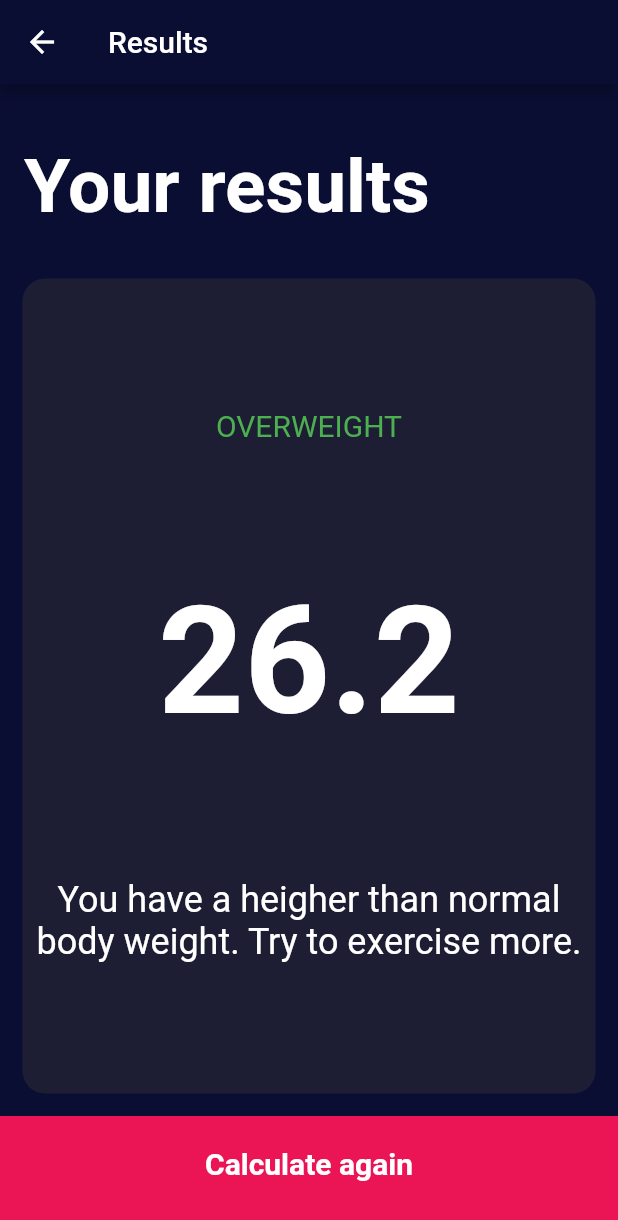
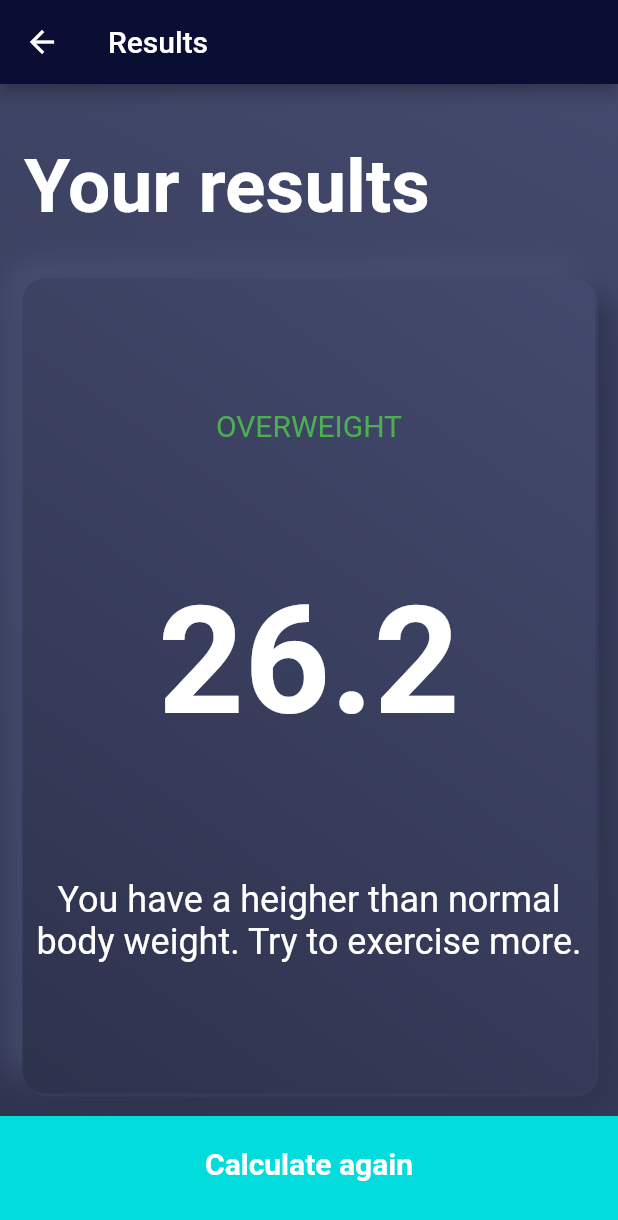
Before and after one commit to Wandersonjack/bmindex-flutter, a Flutter app: the screen it shows after launch, after a tap on "CALCULATE", on a phone screen of 412 x 824 dp. Shown: the top 1220 px of the screen. Run offline on Flutter 3.47's test engine with Material 2 defaults, Android fonts, the phone set to English and light mode, and no system bars; our stand-ins replace font_awesome_flutter.

Commit message:
card neumorphism UI cards applied on card component

```diff
--- a/lib/components/custom_card.dart
+++ b/lib/components/custom_card.dart
@@ -1,26 +1,26 @@
+import 'package:bmindex_app/utils/constants.dart' as prefix0;
 import 'package:flutter/material.dart';
+import 'package:bmindex_app/utils/constants.dart';
 
 class CustomCard extends StatelessWidget {
-  CustomCard(
-      {@required this.cor,
-        this.cardChild,
-        this.onPress,
-      });                                                       //named parameter of type color as @required
-  final Color cor;                                                              //making it immutable
-  final Widget cardChild;                                                       //when creating a child it's a property type widget
-  final Function onPress;//instance and add this function into the params
+  CustomCard({
+    @required this.cor,
+    this.cardChild,
+    this.onPress,
+  }); //named parameter of type color as @required
+  final Color cor; //making it immutable
+  final Widget cardChild; //when creating a child it's a property type widget
+  final Function onPress; //instance and add this function into the params
 
   @override
   Widget build(BuildContext context) {
     return GestureDetector(
-      onTap: onPress,                                                           //wrapping with gesture detector and using the function
+      onTap: onPress, //wrapping with gesture detector and using the function
       child: Container(
-        child: cardChild,                                                       //don't forget to instantiate the param as value child: cardChild
+        child: cardChild,
+        //don't forget to instantiate the param as value child: cardChild
         margin: EdgeInsets.all(15.0),
-        decoration: BoxDecoration(
-          color: cor,
-          borderRadius: BorderRadius.circular(15),
-        ),
+        decoration: decoration,
       ),
     );
   }
--- a/lib/screens/input_screen.dart
+++ b/lib/screens/input_screen.dart
@@ -4,6 +4,7 @@ import 'package:bmindex_app/components/custom_card.dart';
 import 'package:bmindex_app/components/item_icon_text.dart';
 import 'package:bmindex_app/screens/result_screen.dart';
 import 'package:bmindex_app/utils/constants.dart';
+import 'package:bmindex_app/utils/constants.dart' as prefix0;
 import 'package:flutter/material.dart';
 import 'package:font_awesome_flutter/font_awesome_flutter.dart';
 import 'package:bmindex_app/brain/calculator_brain.dart';
@@ -22,16 +23,28 @@ class _InputDataScreenState extends State<InputDataScreen> {
   int weight = 60;
   int age = 18;
 
-
   @override
   Widget build(BuildContext context) {
     return Scaffold(
-      appBar: AppBar(
-        title: Text('BMI Calculator'),
+      body: Container(
+        padding: EdgeInsets.only(top: 64.0),
+        decoration: BoxDecoration(
+          gradient: LinearGradient(
+            begin: Alignment.topRight,
+            end: Alignment.bottomLeft,
+            colors: [
+              Color(0xFF444A6D),
+              Color(0xFF2D324D),
+            ],
           ),
-      body: Column(
+        ),
+        child: Column(
           crossAxisAlignment: CrossAxisAlignment.stretch,
           children: <Widget>[
+            Container(
+              padding: EdgeInsets.only(left: 16.0),
+              child: Text('BMI Calculator', style: kBoldTitleStyle,),
+            ),
             Expanded(
               child: Row(
                 children: <Widget>[
@@ -229,7 +242,8 @@ class _InputDataScreenState extends State<InputDataScreen> {
             ),
             BottomButton(
               onTap: () {
-              CalculatorBrain calc = CalculatorBrain(height: height, weight: weight);
+                CalculatorBrain calc =
+                    CalculatorBrain(height: height, weight: weight);
                 Navigator.push(
                     context,
                     MaterialPageRoute(
@@ -244,6 +258,7 @@ class _InputDataScreenState extends State<InputDataScreen> {
             ),
           ],
         ),
+      ),
     );
   }
 }
--- a/lib/screens/result_screen.dart
+++ b/lib/screens/result_screen.dart
@@ -18,6 +18,16 @@ class ResultsScreen extends StatelessWidget {
         title: Text('Results'),
       ),
       body: Container(
+        decoration: BoxDecoration(
+          gradient: LinearGradient(
+            begin: Alignment.topRight,
+            end: Alignment.bottomLeft,
+            colors: [
+              Color(0xFF444A6D),
+              Color(0xFF2D324D),
+            ],
+          ),
+        ),
         child: Column(
           mainAxisAlignment: MainAxisAlignment.spaceEvenly,
           crossAxisAlignment: CrossAxisAlignment.stretch,
--- a/lib/utils/constants.dart
+++ b/lib/utils/constants.dart
@@ -3,14 +3,14 @@ import 'package:flutter/material.dart';
 //colors
 const kActiveColor = Color(0xFF1d1E33);
 const kInactiveColor = Color(0xFF111328);
-const kPinkColor = Color(0xFFEB1455);
-const kPinkWithOpacity  = Color(0x29EB1455);
+const kPinkColor = Color(0xFF02DCDC);
+const kPinkWithOpacity = Color(0x2902DCDC);
 const kWhiteColor = Colors.white;
 const kGreyColor = Color(0xFF8D8E98);
 //dimensions
 const kBottomBarHeight = 80.0;
 //text styles
-const kLabelTextStyle =   TextStyle(
+const kLabelTextStyle = TextStyle(
   color: Colors.white,
   fontSize: 18.0,
 );
@@ -19,7 +19,10 @@ const kBoldTextStyle = TextStyle(
   fontSize: 50.0,
   fontWeight: FontWeight.w800,
 );
-
+const kBoldTitleStyle = TextStyle(
+  fontSize: 34.0,
+  fontWeight: FontWeight.w800,
+);
 
 const kButtonText = TextStyle(
   fontWeight: FontWeight.w700,
@@ -31,22 +34,71 @@ const kTitleTextStyle = TextStyle(
   fontWeight: FontWeight.bold,
 );
 
-
 const kResultTypeTextStyle = TextStyle(
   fontWeight: FontWeight.normal,
   fontSize: 20.0,
   color: Colors.green,
 );
 
-
 const kResultTextStyle = TextStyle(
   fontWeight: FontWeight.bold,
   fontSize: 100.0,
 );
 
-
 const kBodyTextStyle = TextStyle(
   fontWeight: FontWeight.normal,
   fontSize: 24.0,
+);
 
+final kTopShadow = BoxShadow(
+    color: Color(0xFF495073).withOpacity(.72),
+    offset: Offset(-12, -12),
+    blurRadius: 15.0);
+
+final kBottomShadow = BoxShadow(
+    color: Color(0xFF2E334E).withOpacity(1.0),
+    offset: Offset(12, 12),
+    blurRadius: 15.0);
+final kEndShadow = BoxShadow(
+  color: Color(0xFF535C88).withOpacity(0.2),
+  offset: Offset(2.0, 2.0),
 );
+
+final kBorder = Border(
+  top: BorderSide(
+    width: 1.0,
+    color: Color(0xFF5D658E).withOpacity(0.48),
+  ),
+  left: BorderSide(
+    width: 1.0,
+    color: Color(0xFF5D658E).withOpacity(0.48),
+  ),
+  right: BorderSide(
+    width: 1.0,
+    color: Color(0xFF5D658E).withOpacity(0.48),
+  ),
+  bottom: BorderSide(
+    width: 1.0,
+    color: Color(0xFF000000).withOpacity(0),
+  ),
+);
+
+
+final BoxDecoration decoration = BoxDecoration(
+
+  gradient: LinearGradient(
+    begin: Alignment.topRight,
+    end: Alignment.bottomLeft,
+    colors: [
+      Color(0xFF444A6D),
+      Color(0xFF2D324D),
+    ],
+  ),
+ borderRadius: BorderRadius.only(
+    topLeft: Radius.circular(15.0),
+    topRight: Radius.circular(15.0),
+    bottomRight: Radius.circular(15.0),
+    bottomLeft: Radius.circular(15.0),
+  ),
+  boxShadow: [kTopShadow, kBottomShadow, kEndShadow],
+);
```
Also changed, not shown: 3 other files. Lines whose indentation alone changed are shown as unchanged.
